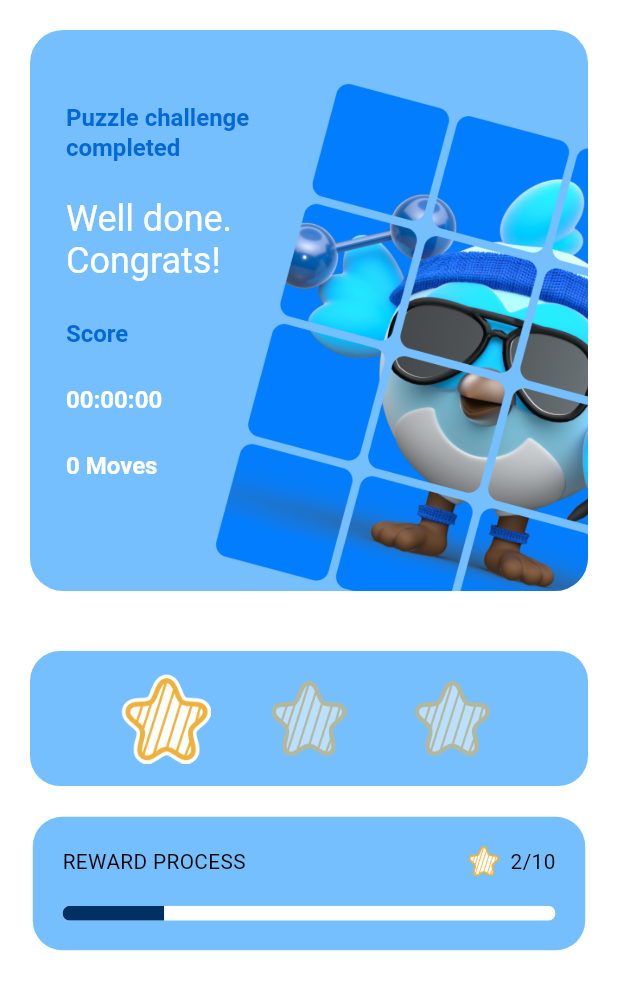
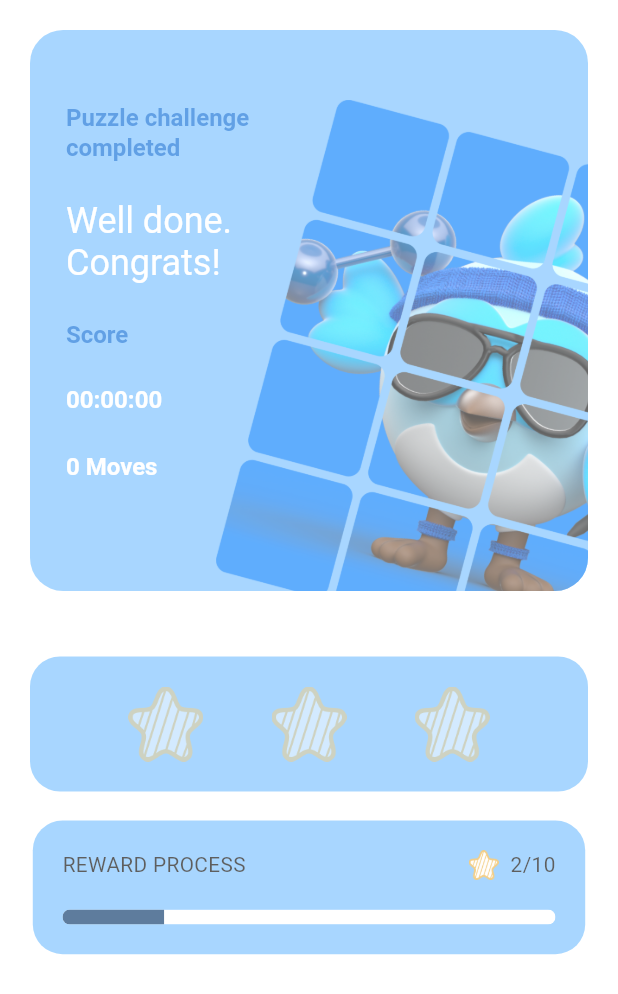
Before and after one commit to xuuanthuc/my_puzzle, a Flutter app: the PuzzlePointSuccess screen opened directly, on a phone screen of 412 x 824 dp. Shown: the top 994 px of the screen. Run offline on Flutter 3.47's test engine with Material 3 defaults, Android fonts, the phone set to English and light mode, and no system bars; our stand-ins replace equatable, flutter_bloc; generated files the repository leaves out were written again; Roboto replaces fonts that are missing (GoogleSans); statements that could not run were skipped.

```diff
--- a/lib/screens/puzzle/widget/puzzle_success_point.dart
+++ b/lib/screens/puzzle/widget/puzzle_success_point.dart
@@ -70,7 +70,7 @@ class _PuzzlePointSuccessState extends State<PuzzlePointSuccess>
     _pointProgress = _getPointProgress();
     _layoutAnimationController = AnimationController(
       vsync: this,
-      duration: const Duration(milliseconds: 1000),
+      duration: const Duration(milliseconds: 2000),
     );
     _resultCompleteAnimationController = AnimationController(
       vsync: this,
@@ -86,10 +86,12 @@ class _PuzzlePointSuccessState extends State<PuzzlePointSuccess>
         curve: const Interval(0, 0.6, curve: Curves.easeOut),
       ),
     );
-    _layoutAnimationController.forward();
-    Future.delayed(Duration(milliseconds: 2200 + _pointProgress * 1200))
-        .then((value) {
-      _resultCompleteAnimationController.forward();
+    Future.delayed(const Duration(seconds: 1)).then((value){
+      _layoutAnimationController.forward();
+      Future.delayed(Duration(milliseconds: 3200 + _pointProgress * 1200))
+          .then((value) {
+        _resultCompleteAnimationController.forward();
+      });
     });
   }
 
@@ -466,7 +468,7 @@ class _PointLevelState extends State<PointLevel> with TickerProviderStateMixin {
       parent: _animationController,
       curve: Curves.ease,
     ));
-    Future.delayed(Duration(milliseconds: 3800 + widget.point * 100))
+    Future.delayed(Duration(milliseconds: 5800 + widget.point * 100))
         .then((value) {
       _animationController.forward();
     });
@@ -578,7 +580,7 @@ class _StarBackgroundPointState extends State<StarBackgroundPoint>
     ));
     if (widget.isActive) {
       Future.delayed(
-        Duration(milliseconds: widget.index * 300),
+        Duration(milliseconds: 2000 + widget.index * 300),
         _animationController.forward,
       ).then((value) {
         Future.delayed(
@@ -708,10 +710,10 @@ class _StarPointState extends State<StarPoint> with TickerProviderStateMixin {
           return AnimatedPositioned(
             top: (snap.data == widget.offset)
                 ? snap.data!.dy - 5
-                : snap.data!.dy - 20,
+                : snap.data!.dy - 21,
             left: (snap.data == widget.offset)
                 ? snap.data!.dx - 5
-                : snap.data!.dx - 19,
+                : snap.data!.dx - 21,
             duration: const Duration(milliseconds: 200),
             child: Visibility(
               visible: widget.isActive,
```
